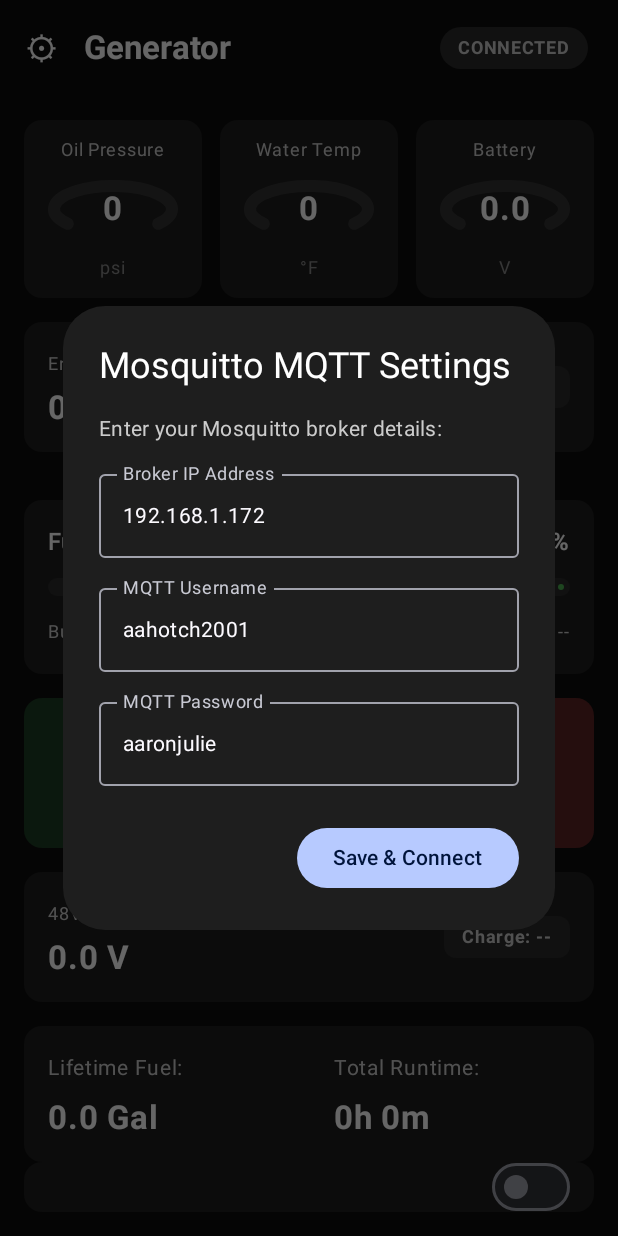
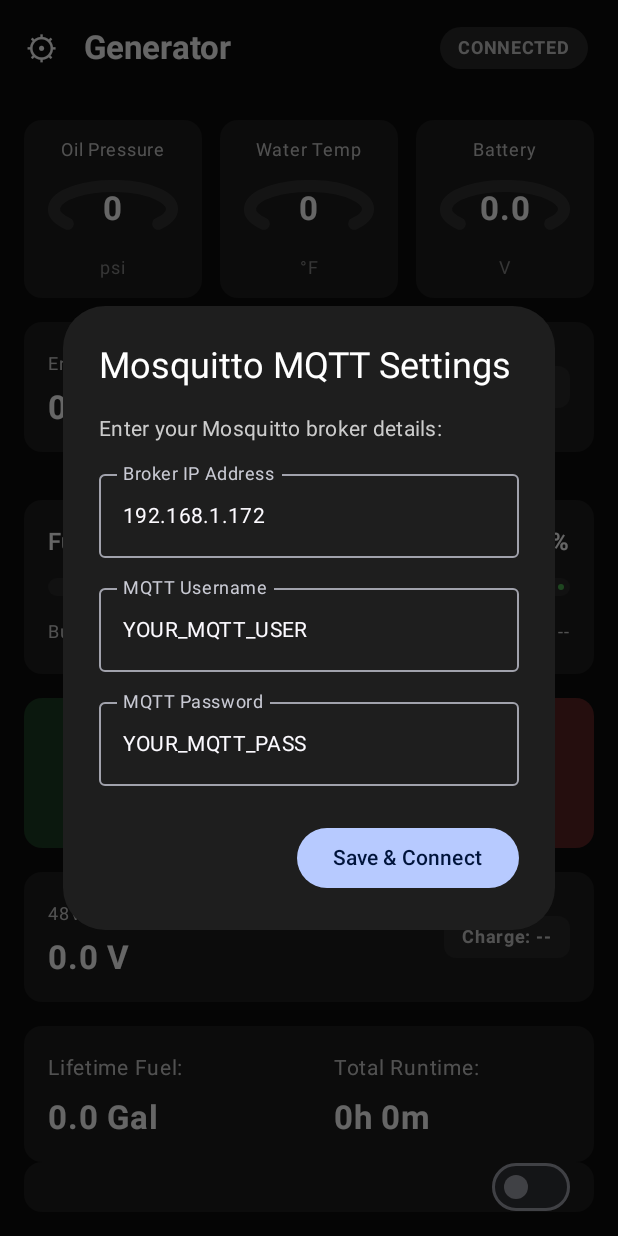
Before and after one commit to aahotch2001/-KohlerGenset, an Android app built with Jetpack Compose: the screen it shows after launch (MainActivity), after a tap on an icon or button, on a phone screen of 412 x 824 dp. Run offline under Robolectric (Android 15) with nearby library versions, the phone set to English and light mode, and no system bars; libraries missing offline, so code that uses them is left out: org.eclipse.paho; 9 statements that could not run were skipped.

Commit message:
Sanitize Mosquitto credentials with placeholders for public GitHub repository safety

```diff
--- a/app/src/main/java/com/hotchkin/kohlergenset/MainActivity.kt
+++ b/app/src/main/java/com/hotchkin/kohlergenset/MainActivity.kt
@@ -46,10 +46,10 @@ fun GeneratorAppScreen() {
     val coroutineScope = rememberCoroutineScope()
     val prefs = remember { context.getSharedPreferences("kohler_settings", Context.MODE_PRIVATE) }
 
-    // Mosquitto Broker Settings State
+    // Mosquitto Broker Settings State (Default placeholders for public safety)
     var mqttHost by remember { mutableStateOf(prefs.getString("mqtt_host", "192.168.1.172") ?: "192.168.1.172") }
-    var mqttUsername by remember { mutableStateOf(prefs.getString("mqtt_user", "aahotch2001") ?: "aahotch2001") }
-    var mqttPassword by remember { mutableStateOf(prefs.getString("mqtt_pass", "aaronjulie") ?: "aaronjulie") }
+    var mqttUsername by remember { mutableStateOf(prefs.getString("mqtt_user", "YOUR_MQTT_USER") ?: "YOUR_MQTT_USER") }
+    var mqttPassword by remember { mutableStateOf(prefs.getString("mqtt_pass", "YOUR_MQTT_PASS") ?: "YOUR_MQTT_PASS") }
     var showSettingsDialog by remember { mutableStateOf(false) }
 
     // Live Telemetry States
```
